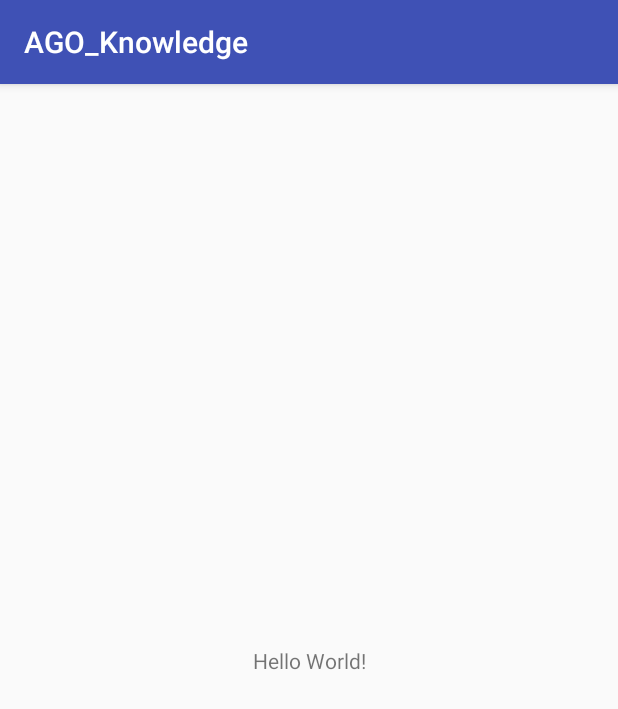
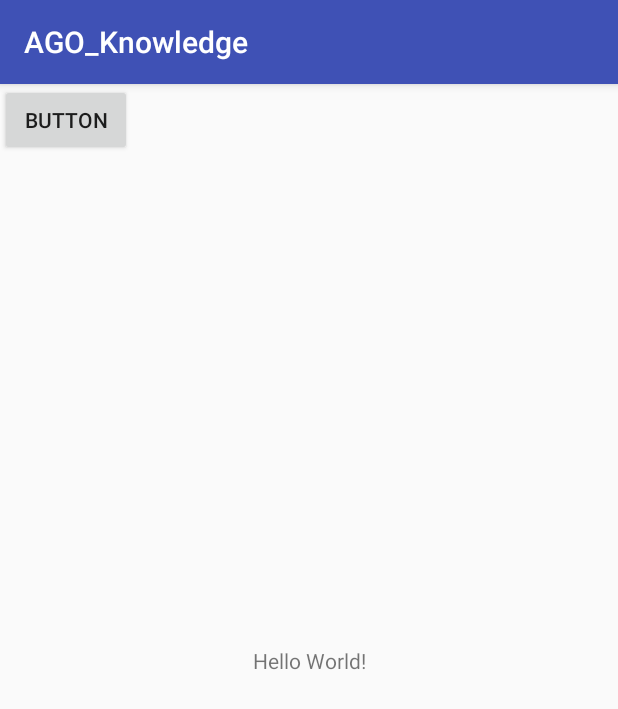
Before and after one commit to chinja/AGO_Knowledge, an Android app: the screen it shows after launch (MainActivity), on a phone screen of 412 x 824 dp. Shown: the top 709 px of the screen. Run offline under Robolectric (Android 15) with nearby library versions, the phone set to English and light mode, and no system bars.

Commit message:
Test commit, built and added button.

```diff
--- a/app/src/main/res/layout/activity_main.xml
+++ b/app/src/main/res/layout/activity_main.xml
@@ -15,4 +15,12 @@
         app:layout_constraintRight_toRightOf="parent"
         app:layout_constraintTop_toTopOf="parent" />
 
+    <Button
+        android:id="@+id/button"
+        android:layout_width="wrap_content"
+        android:layout_height="wrap_content"
+        android:text="Button"
+        tools:layout_editor_absoluteX="148dp"
+        tools:layout_editor_absoluteY="340dp" />
+
 </android.support.constraint.ConstraintLayout>
```
